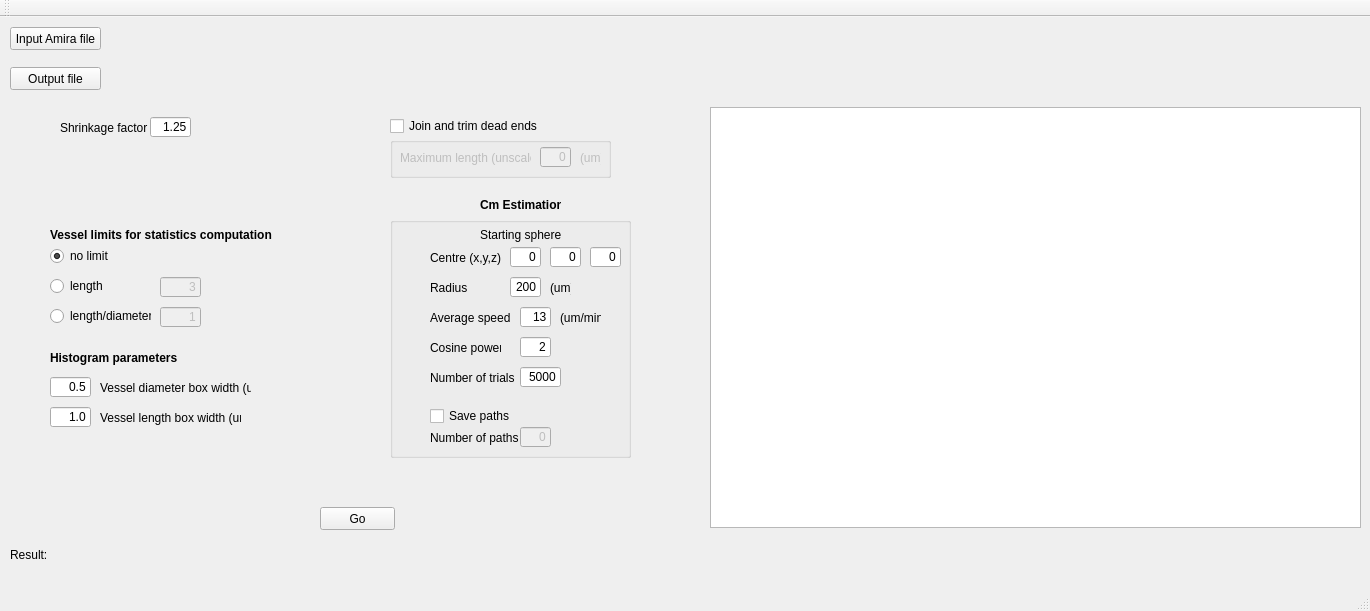
Old version of the form Qt/Conduit_analyser/mainwindow.ui in the repository gibbogle/vessel-tools.
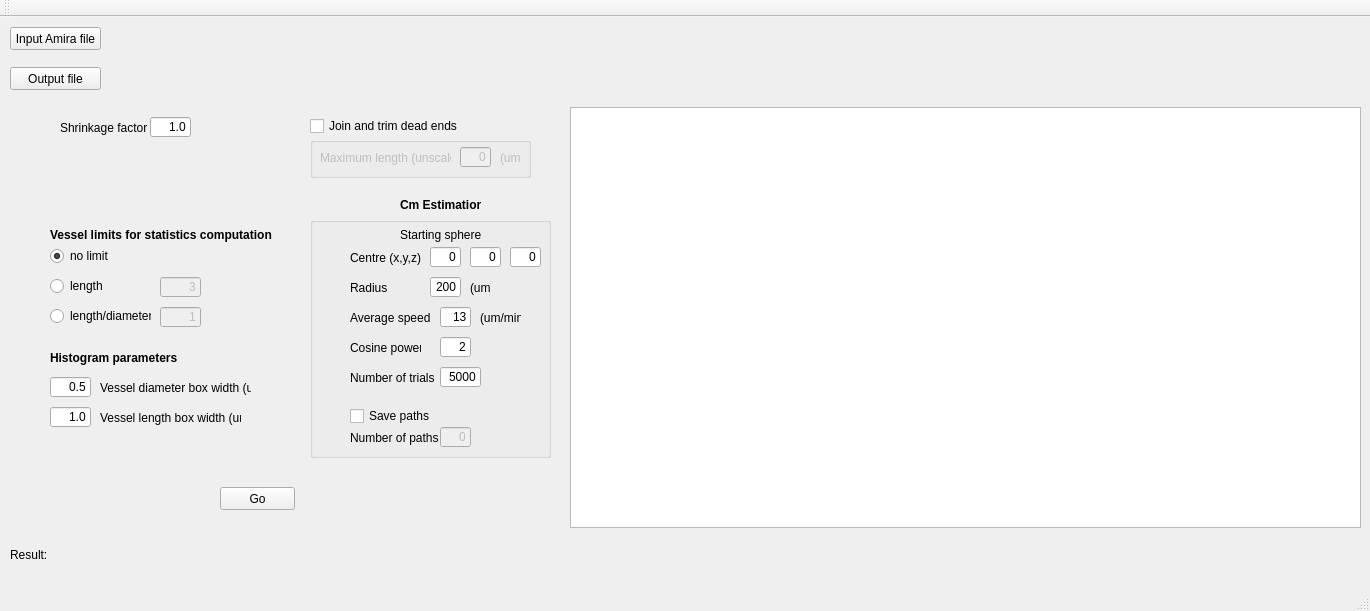
New version of the form.

Diff of the .ui file:
```diff
--- a/Qt/Conduit_analyser/mainwindow.ui
+++ b/Qt/Conduit_analyser/mainwindow.ui
@@ -32,7 +32,7 @@
      <rect>
       <x>110</x>
       <y>10</y>
-      <width>1081</width>
+      <width>1251</width>
       <height>21</height>
      </rect>
     </property>
@@ -43,8 +43,8 @@
    <widget class="QPushButton" name="pushButtonAnalyse">
     <property name="geometry">
      <rect>
-      <x>320</x>
-      <y>490</y>
+      <x>220</x>
+      <y>470</y>
       <width>75</width>
       <height>23</height>
      </rect>
@@ -82,9 +82,9 @@
    <widget class="QTextEdit" name="textEdit">
     <property name="geometry">
      <rect>
-      <x>710</x>
+      <x>570</x>
       <y>90</y>
-      <width>651</width>
+      <width>791</width>
       <height>421</height>
      </rect>
     </property>
@@ -107,7 +107,7 @@
      <rect>
       <x>110</x>
       <y>50</y>
-      <width>1081</width>
+      <width>1251</width>
       <height>21</height>
      </rect>
     </property>
@@ -125,7 +125,7 @@
      </rect>
     </property>
     <property name="text">
-     <string>1.25</string>
+     <string>1.0</string>
     </property>
     <property name="alignment">
      <set>Qt::AlignRight|Qt::AlignTrailing|Qt::AlignVCenter</set>
@@ -147,7 +147,7 @@
    <widget class="QCheckBox" name="checkBox_join">
     <property name="geometry">
      <rect>
-      <x>390</x>
+      <x>310</x>
       <y>100</y>
       <width>161</width>
       <height>18</height>
@@ -163,7 +163,7 @@
     </property>
     <property name="geometry">
      <rect>
-      <x>390</x>
+      <x>310</x>
       <y>120</y>
       <width>221</width>
       <height>41</height>
@@ -218,7 +218,7 @@
    <widget class="QGroupBox" name="groupBox_traverse">
     <property name="geometry">
      <rect>
-      <x>390</x>
+      <x>310</x>
       <y>200</y>
       <width>241</width>
       <height>241</height>
@@ -492,7 +492,7 @@
    <widget class="QLabel" name="label_Cm">
     <property name="geometry">
      <rect>
-      <x>480</x>
+      <x>400</x>
       <y>180</y>
       <width>81</width>
       <height>16</height>
```
Left out of the diff: 8 changed lines with no effect on the pictures.
